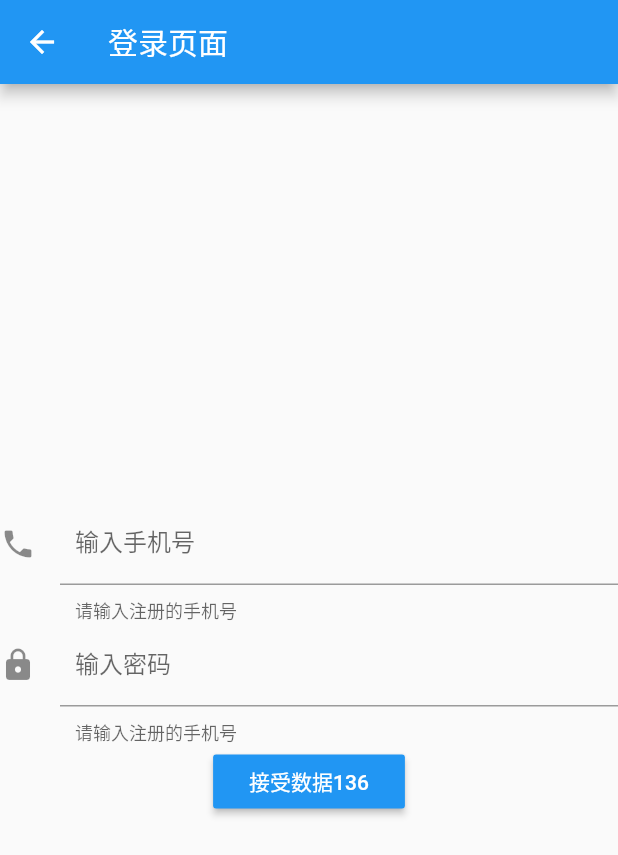
After one commit to nk-android178/studyflutter, a Flutter app: the screen it shows after launch, item 4 of the bottom bar chosen, after a tap on "用户登录", on a phone screen of 412 x 824 dp. The commit adds this screen. Shown: the top 855 px of the screen. Run offline on Flutter 3.47's test engine with Material 2 defaults, Android fonts, the phone set to English and light mode, and no system bars.

Commit message:
学习登录流程

```diff
--- /dev/null
+++ b/lib/pages/login/login.dart
@@ -0,0 +1,101 @@
+import 'package:flutter/material.dart';
+
+class LoginPage extends StatelessWidget {
+  final argments;
+  LoginPage({this.argments});
+  @override
+  Widget build(BuildContext context) {
+    return Scaffold(
+      appBar: AppBar(
+        title: Text("登录页面"),
+      ),
+      body: loginnext(argments)//Text("接受数据${argments != null ? argments['id'] : '0'}"),
+    );
+  }
+}
+
+class loginnext extends StatefulWidget {
+  final argments;
+  const loginnext(this.argments);
+  @override
+  _loginnextState createState() => _loginnextState(this.argments);
+}
+
+class _loginnextState extends State<loginnext> {
+  TextEditingController phoneController = TextEditingController();
+  TextEditingController passController = TextEditingController();
+  final argments;
+
+  _loginnextState(this.argments);
+
+  @override
+  Widget build(BuildContext context) {
+    return Column(
+      mainAxisAlignment: MainAxisAlignment.center,
+      crossAxisAlignment: CrossAxisAlignment.center,
+      children: [
+        TextField(
+          controller: phoneController,
+          keyboardType: TextInputType.number,
+          decoration: InputDecoration(
+              contentPadding: EdgeInsets.all(10.0),
+              icon: Icon(Icons.phone),
+              labelText: "输入手机号",
+              helperText: '请输入注册的手机号'
+          ),
+          autofocus: false,
+        ),
+        TextField(
+          controller: passController,
+          keyboardType: TextInputType.number,
+          decoration: InputDecoration(
+              contentPadding: EdgeInsets.all(10.0),
+              icon: Icon(Icons.lock),
+              labelText: "输入密码",
+              helperText: '请输入注册的手机号'
+          ),
+        ),
+        RaisedButton(
+          child: Text("接受数据${argments != null ? argments['id'] : '0'}"),
+          onPressed: _login,
+          color: Theme
+              .of(context)
+              .accentColor,
+          textTheme: ButtonTextTheme.primary,
+        ),
+      ],
+    );
+  }
+
+  void _login() {
+    if (phoneController.text.length != 11) {
+      showDialog(
+          context: context,
+          builder: (context) =>
+              AlertDialog(
+                title: Text('手机号码格式不对'),
+              ));
+    } else if (passController.text.length == 0) {
+      showDialog(
+          context: context,
+          builder: (context) =>
+              AlertDialog(
+                title: Text('请填写密码'),
+              ));
+    } else {
+
+      Navigator.pushNamed(context, '/register', arguments: {
+        'phoneController': phoneController.text,
+        'passController': passController.text
+      });
+      phoneController.clear();
+      passController.clear();
+    }
+//    void onTextClear() {
+//      setState(() {
+//        phoneController.clear();
+//        passController.clear();
+//      });
+//    }
+  }
+}
--- a/lib/pages/tabs/me.dart
+++ b/lib/pages/tabs/me.dart
@@ -8,8 +8,17 @@ class MyPages extends StatefulWidget {
 class _MyPagesState extends State<MyPages> {
   @override
   Widget build(BuildContext context) {
-    return Container(
-      child: Text("我的"),
+    return Column(
+      children: [
+        RaisedButton(
+          child: Text("用户登录"),
+          onPressed: (){
+            Navigator.pushNamed(context, "/login",arguments: {
+              "id": 136
+            });
+          },
+        )
+      ],
     );
   }
 }
--- a/lib/router/Routers.dart
+++ b/lib/router/Routers.dart
@@ -2,12 +2,18 @@ import 'package:flutter/material.dart';
 import '../pages/Form.dart';
 import '../pages/search.dart';
 import '../pages/tabs.dart';
+import '../pages/login/login.dart';
+import '../pages/login/register.dart';
+import '../pages/login/check.dart';
 
 //配置路由
 final routes = {
   '/': (context, {arguments}) => Tabs(), // 加arguments可以传值
   '/form': (context, {arguments}) => FormPage(),
-  '/search': (context, {arguments}) => SearchPage(argments: arguments)
+  '/search': (context, {arguments}) => SearchPage(argments: arguments),
+  '/login': (context, {arguments}) => LoginPage(argments: arguments),
+  '/register': (context, {arguments}) => RegisterPage(argments: arguments),
+  '/check': (context, {arguments}) => CheckPage(argments: arguments),
 };
 
 //配置根组件命名路由传参
```
Also changed, not shown: lib/pages/login/check.dart (added, +26 -0 lines), lib/pages/login/register.dart (added, +34 -0 lines).
